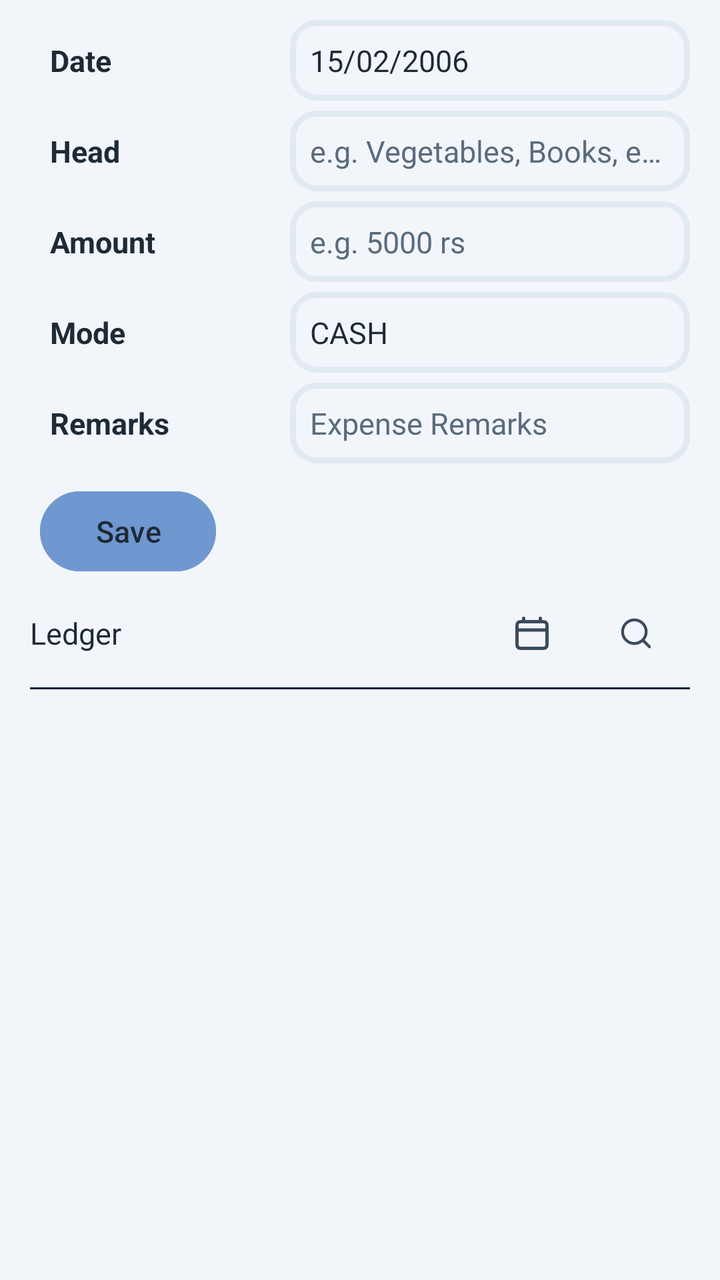
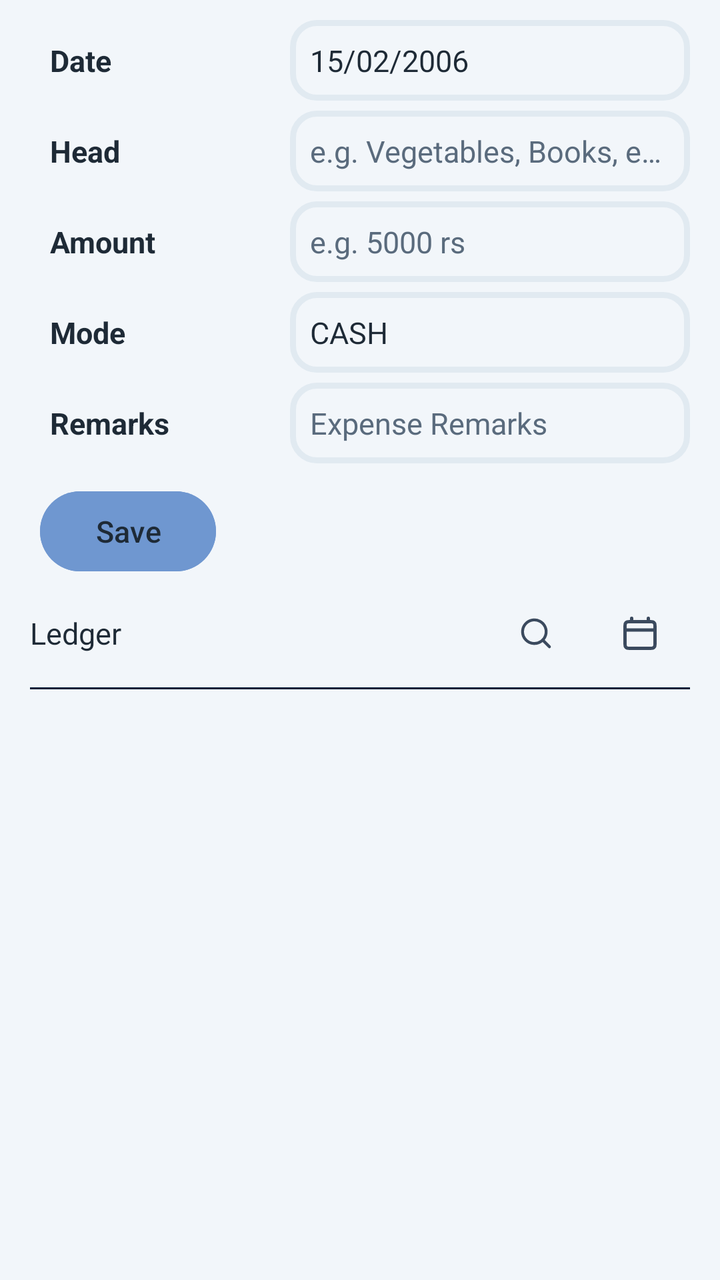

Compare the two renders of this Android layout. The source of the first and the diff that turns it into the second are given below.
<!-- AndroidManifest.xml: application theme Theme.GharKharch -->
<!-- res/layout/fragment_book_expense.xml -->
<?xml version="1.0" encoding="utf-8"?>
<androidx.constraintlayout.widget.ConstraintLayout xmlns:android="http://schemas.android.com/apk/res/android"
    xmlns:app="http://schemas.android.com/apk/res-auto"
    android:layout_width="match_parent"
    android:layout_height="match_parent"
    android:background="@color/backgroundColor"
    android:paddingHorizontal="@dimen/padding_large">

    <TextView
        android:layout_width="0dp"
        android:layout_height="wrap_content"
        android:layout_marginVertical="@dimen/margin_medium"
        android:padding="@dimen/padding_medium"
        android:text="Date"
        android:textSize="@dimen/text_size_medium"
        android:textStyle="bold"
        app:layout_constraintBottom_toBottomOf="@id/date_picker"
        app:layout_constraintEnd_toStartOf="@id/date_picker"
        app:layout_constraintStart_toStartOf="parent"
        app:layout_constraintTop_toTopOf="@id/date_picker" />

    <TextView
        android:id="@+id/date_picker"
        android:layout_width="200dp"
        android:layout_height="wrap_content"
        android:layout_marginTop="@dimen/margin_medium"
        android:background="@drawable/rounded_border"
        android:padding="@dimen/padding_medium"
        android:text="15/02/2006"
        android:textColor="@color/primaryTextColor"
        android:textSize="@dimen/text_size_medium"
        app:layout_constraintEnd_toEndOf="parent"
        app:layout_constraintTop_toTopOf="parent" />

    <TextView
        android:layout_width="0dp"
        android:layout_height="wrap_content"
        android:layout_marginVertical="@dimen/margin_small"
        android:padding="@dimen/padding_medium"
        android:text="Head"
        android:textSize="@dimen/text_size_medium"
        android:textStyle="bold"
        app:layout_constraintBottom_toBottomOf="@id/input_expense_name"
        app:layout_constraintEnd_toStartOf="@id/input_expense_name"
        app:layout_constraintStart_toStartOf="parent"
        app:layout_constraintTop_toTopOf="@id/input_expense_name" />

    <EditText
        android:id="@+id/input_expense_name"
        style="@style/custom_edit_text"
        android:layout_width="200dp"
        android:layout_height="wrap_content"
        android:layout_marginTop="@dimen/margin_small"
        android:hint="@string/hint_sub_category"
        android:importantForAutofill="no"
        android:textSize="@dimen/text_size_medium"
        app:layout_constraintEnd_toEndOf="parent"
        app:layout_constraintTop_toBottomOf="@id/date_picker" />

    <TextView
        android:layout_width="0dp"
        android:layout_height="wrap_content"
        android:padding="@dimen/padding_medium"
        android:text="Amount "
        android:textSize="@dimen/text_size_medium"
        android:textStyle="bold"
        app:layout_constraintBottom_toBottomOf="@id/input_expense_amount"
        app:layout_constraintEnd_toStartOf="@id/input_expense_amount"
        app:layout_constraintStart_toStartOf="parent"
        app:layout_constraintTop_toTopOf="@id/input_expense_amount" />

    <EditText
        android:id="@+id/input_expense_amount"
        android:layout_width="200dp"
        android:layout_height="wrap_content"
        android:layout_marginTop="@dimen/margin_small"
        android:background="@drawable/rounded_border"
        android:hint="@string/hint_amount"
        android:importantForAutofill="no"
        android:inputType="number"
        android:maxLength="15"
        android:padding="@dimen/padding_medium"
        android:textColorHint="@color/primaryTextColorVariant"
        android:textSize="@dimen/text_size_medium"
        app:layout_constraintEnd_toEndOf="parent"
        app:layout_constraintTop_toBottomOf="@id/input_expense_name" />

    <TextView
        android:layout_width="0dp"
        android:layout_height="wrap_content"
        android:padding="@dimen/padding_medium"
        android:text="Mode"
        android:textSize="@dimen/text_size_medium"
        android:textStyle="bold"
        app:layout_constraintBottom_toBottomOf="@id/modes_of_payment"
        app:layout_constraintEnd_toStartOf="@id/modes_of_payment"
        app:layout_constraintStart_toStartOf="parent"
        app:layout_constraintTop_toTopOf="@id/modes_of_payment" />

    
    
    
    
    
    
    
    
    
    
    
    
    

    <TextView
        android:id="@+id/modes_of_payment"
        android:layout_width="200dp"
        android:layout_height="wrap_content"
        android:layout_marginTop="@dimen/margin_small"
        android:background="@drawable/rounded_border"
        android:padding="@dimen/padding_medium"
        android:text="CASH"
        android:textColor="@color/primaryTextColor"
        android:textSize="@dimen/text_size_medium"
        app:layout_constraintEnd_toEndOf="parent"
        app:layout_constraintTop_toBottomOf="@id/input_expense_amount" />


    <TextView
        android:layout_width="0dp"
        android:layout_height="wrap_content"
        android:padding="@dimen/padding_medium"
        android:text="Remarks"
        android:textSize="@dimen/text_size_medium"
        android:textStyle="bold"
        app:layout_constraintBottom_toBottomOf="@id/input_expense_remarks"
        app:layout_constraintEnd_toStartOf="@id/input_expense_remarks"
        app:layout_constraintStart_toStartOf="parent"
        app:layout_constraintTop_toTopOf="@id/input_expense_remarks" />

    <EditText
        android:id="@+id/input_expense_remarks"
        style="@style/custom_edit_text"
        android:layout_width="200dp"
        android:layout_height="wrap_content"
        android:layout_marginTop="@dimen/margin_small"
        android:hint="@string/hint_expense_remark"
        android:importantForAutofill="no"
        android:inputType="textMultiLine"
        android:maxLength="50"
        android:maxLines="3"
        android:textSize="@dimen/text_size_medium"
        app:layout_constraintEnd_toEndOf="parent"
        app:layout_constraintTop_toBottomOf="@id/modes_of_payment" />

    <Button
        android:id="@+id/addBtn"
        android:layout_width="wrap_content"
        android:layout_height="wrap_content"
        android:layout_marginVertical="@dimen/margin_medium"
        android:layout_marginStart="@dimen/margin_small"
        android:backgroundTint="@color/buttonColor"
        android:text="Save"
        android:textSize="@dimen/text_size_medium"
        app:layout_constraintStart_toStartOf="parent"
        app:layout_constraintTop_toBottomOf="@id/input_expense_remarks" />

    <Button
        android:id="@+id/cancelBtn"
        android:layout_width="wrap_content"
        android:layout_height="wrap_content"
        android:layout_marginHorizontal="@dimen/margin_large"
        android:layout_marginVertical="@dimen/margin_medium"
        android:backgroundTint="@color/red"
        android:text="Cancel"
        android:textSize="@dimen/text_size_medium"
        android:visibility="gone"
        app:layout_constraintStart_toEndOf="@id/addBtn"
        app:layout_constraintTop_toBottomOf="@id/input_expense_remarks" />

    <androidx.recyclerview.widget.RecyclerView
        android:id="@+id/rcv_sub_category_search_list"
        android:layout_width="0dp"
        android:layout_height="300dp"
        android:layout_marginVertical="@dimen/margin_small"
        android:background="@drawable/rounded_panel"
        android:backgroundTint="@color/backgroundColor"
        android:clipToOutline="true"
        android:elevation="5dp"
        android:outlineProvider="background"
        android:translationZ="5dp"
        android:visibility="gone"
        app:layout_constraintEnd_toEndOf="@id/input_expense_name"
        app:layout_constraintStart_toStartOf="@id/input_expense_name"
        app:layout_constraintTop_toBottomOf="@id/input_expense_name" />

    <LinearLayout
        android:id="@+id/list_container"
        android:layout_width="match_parent"
        android:layout_height="wrap_content"
        android:gravity="center"
        android:orientation="horizontal"
        android:textSize="@dimen/text_size_medium"
        app:layout_constraintTop_toBottomOf="@id/addBtn">

        <TextView
            android:id="@+id/list_title"
            android:layout_width="0dp"
            android:layout_height="wrap_content"
            android:layout_weight="1"
            android:paddingVertical="@dimen/padding_large"
            android:text="Ledger"
            android:textSize="@dimen/text_size_medium" />

        <SearchView
            android:id="@+id/search_view"
            android:layout_width="0dp"
            android:layout_height="wrap_content"
            android:layout_marginVertical="@dimen/margin_medium"
            android:layout_weight="1"
            android:background="@drawable/search_bar_border"
            android:iconifiedByDefault="false"
            android:visibility="gone" />

        <ImageView
            android:id="@+id/close_button"
            android:layout_width="wrap_content"
            android:layout_height="wrap_content"
            android:importantForAccessibility="no"
            android:padding="@dimen/padding_large"
            android:src="@drawable/close_search_icon"
            android:visibility="gone" />

        <ImageView
            android:id="@+id/show_calendar"
            android:layout_width="wrap_content"
            android:layout_height="wrap_content"
            android:importantForAccessibility="no"
            android:padding="@dimen/padding_large"
            android:src="@drawable/calendar_icon" />

        <ImageView
            android:id="@+id/search_button"
            android:layout_width="wrap_content"
            android:layout_height="wrap_content"
            android:importantForAccessibility="no"
            android:padding="@dimen/padding_large"
            android:src="@drawable/search_icon" />

    </LinearLayout>

    <View
        android:id="@+id/separator"
        android:layout_width="match_parent"
        android:layout_height="1dp"
        android:background="@color/white_A_black"
        app:layout_constraintTop_toBottomOf="@id/list_container" />

    <androidx.recyclerview.widget.RecyclerView
        android:id="@+id/rcv_expense_list"
        android:layout_width="0dp"
        android:layout_height="0dp"
        android:layout_marginVertical="@dimen/margin_small"
        app:layout_constraintBottom_toBottomOf="parent"
        app:layout_constraintEnd_toEndOf="@id/separator"
        app:layout_constraintStart_toStartOf="@id/list_container"
        app:layout_constraintTop_toBottomOf="@id/list_container" />

</androidx.constraintlayout.widget.ConstraintLayout>
<!-- resources referenced by this layout -->
<resources>
  <color name="backgroundColor">#F2F6FA</color>
  <color name="buttonColor">#6F97D0</color>
  <color name="primaryTextColor">#1E2A36</color>
  <color name="primaryTextColorVariant">#5A6B7D</color>
  <color name="red">#FF0000</color>
  <color name="white_A_black">#011B37</color>
  <dimen name="margin_large">15dp</dimen>
  <dimen name="margin_medium">10dp</dimen>
  <dimen name="margin_small">5dp</dimen>
  <dimen name="padding_large">15dp</dimen>
  <dimen name="padding_medium">10dp</dimen>
  <dimen name="text_size_medium">15sp</dimen>
  <!-- drawable rounded_border (drawable) -->
  <?xml version="1.0" encoding="utf-8"?>
  <shape xmlns:android="http://schemas.android.com/apk/res/android"
      android:shape="rectangle">
      <stroke
          android:width="3dp"
          android:color="@color/backgroundColorVariant" />
      <corners android:radius="12dp" />
  </shape>
  <!-- drawable rounded_panel (drawable) -->
  <?xml version="1.0" encoding="utf-8"?>
  <shape xmlns:android="http://schemas.android.com/apk/res/android"
      android:shape="rectangle">
      <corners android:radius="8dp" />
  </shape>
  <!-- drawable search_bar_border (drawable) -->
  <?xml version="1.0" encoding="utf-8"?>
  <shape xmlns:android="http://schemas.android.com/apk/res/android"
      android:shape="rectangle">
      <stroke
          android:width="2dp"
          android:color="@color/searchBarBg" />
      <corners android:radius="12dp" />
  </shape>
  <string name="hint_amount">e.g. 5000 rs</string>
  <string name="hint_expense_remark">Expense Remarks</string>
  <string name="hint_sub_category">e.g. Vegetables, Books, etc.</string>
  <style name="custom_edit_text" parent="Widget.AppCompat.EditText">
          <item name="android:maxLines">1</item>
          <item name="android:maxLength">20</item>
          <item name="android:ellipsize">end</item>
          <item name="android:inputType">textCapSentences</item>
          <item name="android:importantForAutofill">no</item>
          <item name="android:padding">@dimen/padding_medium</item>
          <item name="android:background">@drawable/rounded_border</item>
          <item name="android:textColorHint">@color/primaryTextColorVariant</item>
      </style>
  <style name="Theme.GharKharch" parent="Base.Theme.GharKharch">
          <item name="colorPrimary">@color/backgroundColor</item>
          <item name="colorSecondary">@color/lGrey</item>
          
          <item name="colorOnSecondary">@color/primaryTextColor</item>
          <item name="colorOnPrimary">@color/primaryTextColor</item>
          
          <item name="android:textColor">@color/primaryTextColor</item>
          <item name="android:textColorPrimary">@color/primaryTextColor</item>
          <item name="android:textColorSecondary">@color/primaryTextColorVariant</item>
          
          <item name="android:statusBarColor">@color/backgroundColorVariant</item>
          <item name="android:navigationBarColor">@color/backgroundColorVariant</item>
          <item name="android:windowLightNavigationBar">true</item>
          <item name="android:windowLightStatusBar">true</item>
  
      </style>
  <color name="iconColor">#3B4A5E</color>
  <color name="backgroundColorVariant">#E1EAF1</color>
  <color name="searchBarBg">#5A6B7D</color>
  <style name="Base.Theme.GharKharch" parent="Theme.Material3.DayNight.NoActionBar">
          
      </style>
  <color name="lGrey">#616161</color>
  <!-- unchanged entries left out for length: 3 -->
</resources>

<!-- the commit's change to res/layout/fragment_book_expense.xml (unified diff, before → after) -->
@@ -180,7 +180,7 @@
     <androidx.recyclerview.widget.RecyclerView
         android:id="@+id/rcv_sub_category_search_list"
         android:layout_width="0dp"
-        android:layout_height="300dp"
+        android:layout_height="wrap_content"
         android:layout_marginVertical="@dimen/margin_small"
         android:background="@drawable/rounded_panel"
         android:backgroundTint="@color/backgroundColor"
@@ -190,6 +190,7 @@
         android:translationZ="5dp"
         android:visibility="gone"
         app:layout_constraintEnd_toEndOf="@id/input_expense_name"
+        app:layout_constraintHeight_max="300dp"
         app:layout_constraintStart_toStartOf="@id/input_expense_name"
         app:layout_constraintTop_toBottomOf="@id/input_expense_name" />
 
@@ -218,7 +219,9 @@
             android:layout_marginVertical="@dimen/margin_medium"
             android:layout_weight="1"
             android:background="@drawable/search_bar_border"
+            android:closeIcon="@null"
             android:iconifiedByDefault="false"
+            android:searchIcon="@null"
             android:visibility="gone" />
 
         <ImageView
@@ -231,20 +234,20 @@
             android:visibility="gone" />
 
         <ImageView
+            android:id="@+id/search_button"
+            android:layout_width="wrap_content"
+            android:layout_height="wrap_content"
+            android:importantForAccessibility="no"
+            android:padding="@dimen/padding_large"
+            android:src="@drawable/search_icon" />
+
+        <ImageView
             android:id="@+id/show_calendar"
             android:layout_width="wrap_content"
             android:layout_height="wrap_content"
             android:importantForAccessibility="no"
             android:padding="@dimen/padding_large"
             android:src="@drawable/calendar_icon" />
-
-        <ImageView
-            android:id="@+id/search_button"
-            android:layout_width="wrap_content"
-            android:layout_height="wrap_content"
-            android:importantForAccessibility="no"
-            android:padding="@dimen/padding_large"
-            android:src="@drawable/search_icon" />
 
     </LinearLayout>
 
